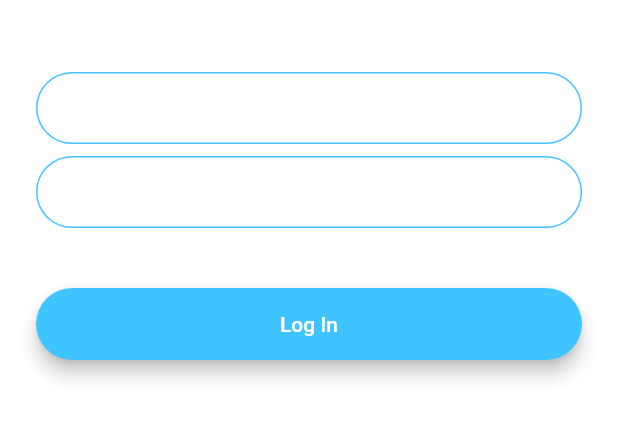
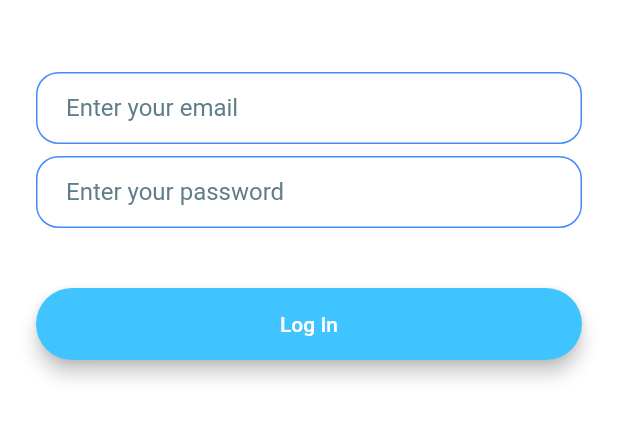
Before and after one commit to MuursaleenBats/flash_chat, a Flutter app: the LoginScreen screen opened by its route, on a phone screen of 412 x 824 dp, the part 576-1018 px from its top. Run offline on Flutter 3.47's test engine with Material 2 defaults, Android fonts, the phone set to English and light mode, and no system bars.

```diff
--- a/lib/constants.dart
+++ b/lib/constants.dart
@@ -1,7 +1,7 @@
 import 'package:flutter/material.dart';
 
 const kSendButtonTextStyle = TextStyle(
-  color: Colors.lightBlueAccent,
+  color: Colors.blueAccent,
   fontWeight: FontWeight.bold,
   fontSize: 18.0,
 );
--- a/lib/screens/chat_screen.dart
+++ b/lib/screens/chat_screen.dart
@@ -2,6 +2,7 @@ import 'package:flutter/material.dart';
 import 'package:flash_chat/constants.dart';
 
 class ChatScreen extends StatefulWidget {
+  static String id = 'chat';
   @override
   _ChatScreenState createState() => _ChatScreenState();
 }
@@ -20,7 +21,7 @@ class _ChatScreenState extends State<ChatScreen> {
               }),
         ],
         title: Text('⚡️Chat'),
-        backgroundColor: Colors.lightBlueAccent,
+        backgroundColor: Colors.blueAccent,
       ),
       body: SafeArea(
         child: Column(
--- a/lib/screens/login_screen.dart
+++ b/lib/screens/login_screen.dart
@@ -1,6 +1,7 @@
 import 'package:flutter/material.dart';
 
 class LoginScreen extends StatefulWidget {
+  static String id = 'login';
   @override
   _LoginScreenState createState() => _LoginScreenState();
 }
@@ -29,20 +30,23 @@ class _LoginScreenState extends State<LoginScreen> {
               },
               decoration: InputDecoration(
                 hintText: 'Enter your email',
+                hintStyle: TextStyle(color: Colors.blueGrey),
                 contentPadding:
                     EdgeInsets.symmetric(vertical: 10.0, horizontal: 20.0),
                 border: OutlineInputBorder(
-                  borderRadius: BorderRadius.all(Radius.circular(32.0)),
+                  borderRadius: BorderRadius.all(
+                    Radius.circular(15.0),
+                  ),
                 ),
                 enabledBorder: OutlineInputBorder(
-                  borderSide:
-                      BorderSide(color: Colors.lightBlueAccent, width: 1.0),
-                  borderRadius: BorderRadius.all(Radius.circular(32.0)),
+                  borderSide: BorderSide(color: Colors.blueAccent, width: 1.0),
+                  borderRadius: BorderRadius.all(
+                    Radius.circular(15.0),
+                  ),
                 ),
                 focusedBorder: OutlineInputBorder(
-                  borderSide:
-                      BorderSide(color: Colors.lightBlueAccent, width: 2.0),
-                  borderRadius: BorderRadius.all(Radius.circular(32.0)),
+                  borderSide: BorderSide(color: Colors.blueAccent, width: 1.5),
+                  borderRadius: BorderRadius.all(Radius.circular(15.0)),
                 ),
               ),
             ),
@@ -54,21 +58,22 @@ class _LoginScreenState extends State<LoginScreen> {
                 //Do something with the user input.
               },
               decoration: InputDecoration(
-                hintText: 'Enter your password.',
+                hintText: 'Enter your password',
+                hintStyle: TextStyle(
+                  color: Colors.blueGrey,
+                ),
                 contentPadding:
                     EdgeInsets.symmetric(vertical: 10.0, horizontal: 20.0),
                 border: OutlineInputBorder(
-                  borderRadius: BorderRadius.all(Radius.circular(32.0)),
+                  borderRadius: BorderRadius.all(Radius.circular(15.0)),
                 ),
                 enabledBorder: OutlineInputBorder(
-                  borderSide:
-                      BorderSide(color: Colors.lightBlueAccent, width: 1.0),
-                  borderRadius: BorderRadius.all(Radius.circular(32.0)),
+                  borderSide: BorderSide(color: Colors.blueAccent, width: 1.0),
+                  borderRadius: BorderRadius.all(Radius.circular(15.0)),
                 ),
                 focusedBorder: OutlineInputBorder(
-                  borderSide:
-                      BorderSide(color: Colors.lightBlueAccent, width: 2.0),
-                  borderRadius: BorderRadius.all(Radius.circular(32.0)),
+                  borderSide: BorderSide(color: Colors.blueAccent, width: 1.5),
+                  borderRadius: BorderRadius.all(Radius.circular(15.0)),
                 ),
               ),
             ),
```
Also changed, not shown: lib/main.dart (+5 -5 lines), lib/screens/registration_screen.dart (+7 -0 lines), lib/screens/welcome_screen.dart (+5 -2 lines), 10 other files.
